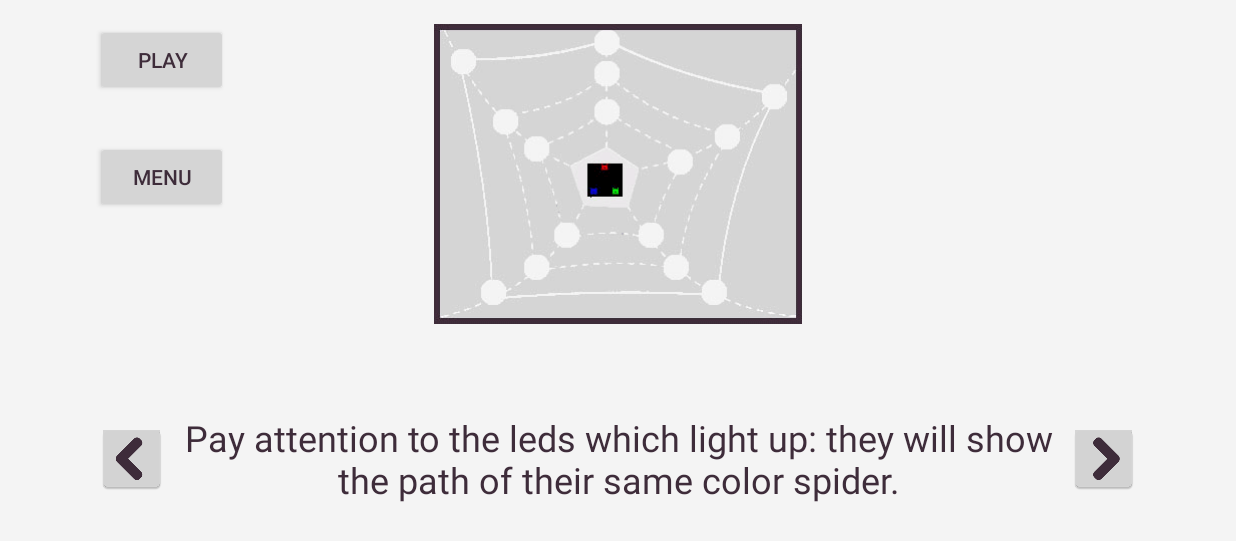
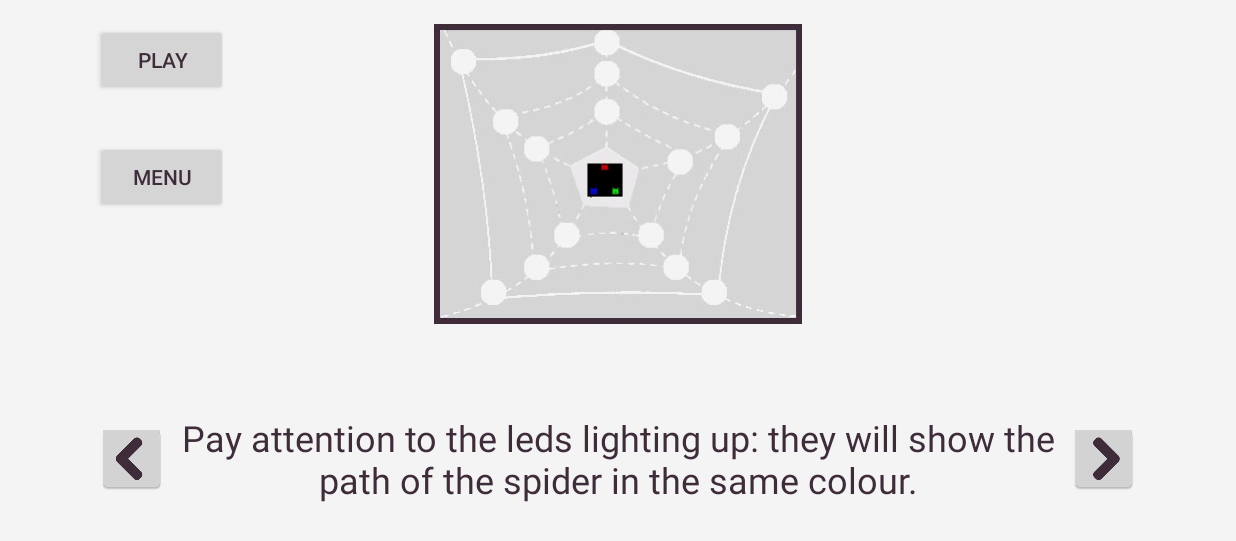
Before and after one commit to LudovicaBaldassarri/SpiderQuest, an Android app: the Instruction2Activity screen opened directly, with no data from a screen before it, on a phone screen of 824 x 412 dp (held sideways). Shown: the top 541 px of the screen. Run offline under Robolectric (Android 15) with nearby library versions, the phone set to English and light mode, and no system bars.

Commit message:
Correzione inglese

```diff
--- a/app/src/main/res/values/strings.xml
+++ b/app/src/main/res/values/strings.xml
@@ -3,9 +3,9 @@
     <string name="istruzioni">Instructions</string>
     <string name="menu">Menu</string>
     <string name="istruzioni1">On the display at the centre of the web there are
-    three spiders, ready to hide along the branches of the web.</string>
-    <string name="istruzioni2">Pay attention to the leds which light up:
-        they will show the path of their same color spider.</string>
+    three spiders ready to hide along the branches of the web.</string>
+    <string name="istruzioni2">Pay attention to the leds lighting up:
+        they will show the path of the spider in the same colour.</string>
     <string name="istruzioni3">When the leds turn off, it means that the spiders hid into
         one of the hubs. Drag the spider on the right hub and, when you\'re done, submit your answer.</string>
     <string name="istruzioni4">If you guess right where the spiders are hiding, you win.
```
Also changed, not shown: 1 other file.
